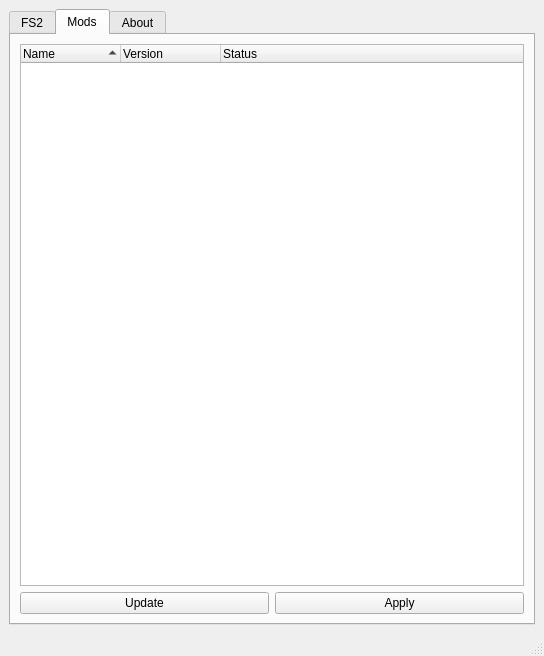
Qt form ui/main.ui (ngld/old-knossos) before a commit.
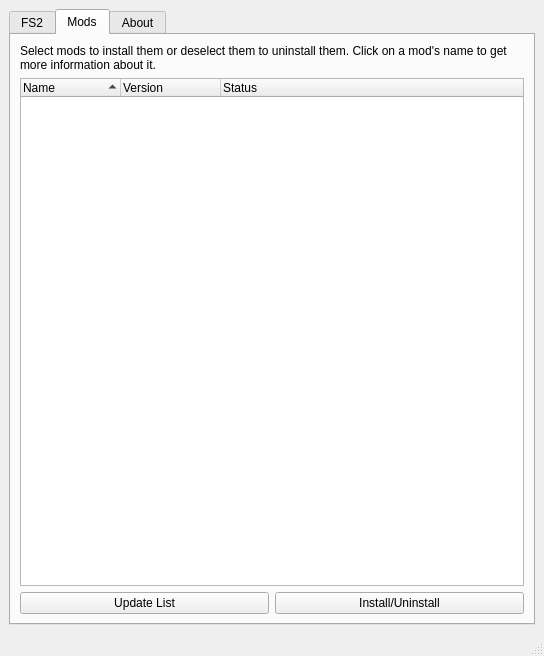
The same form after that commit.

```diff
--- a/ui/main.ui
+++ b/ui/main.ui
@@ -79,6 +79,16 @@
         <string>Mods</string>
        </attribute>
        <layout class="QVBoxLayout" name="verticalLayout_3">
+        <item>
+         <widget class="QLabel" name="label">
+          <property name="text">
+           <string>Select mods to install them or deselect them to uninstall them. Click on a mod's name to get more information about it.</string>
+          </property>
+          <property name="wordWrap">
+           <bool>true</bool>
+          </property>
+         </widget>
+        </item>
         <item>
          <widget class="QTreeWidget" name="modTree">
           <property name="editTriggers">
@@ -121,14 +131,14 @@
           <item>
            <widget class="QPushButton" name="update">
             <property name="text">
-             <string>Update</string>
+             <string>Update List</string>
             </property>
            </widget>
           </item>
           <item>
            <widget class="QPushButton" name="apply_sel">
             <property name="text">
-             <string>Apply</string>
+             <string>Install/Uninstall</string>
             </property>
            </widget>
           </item>
```
